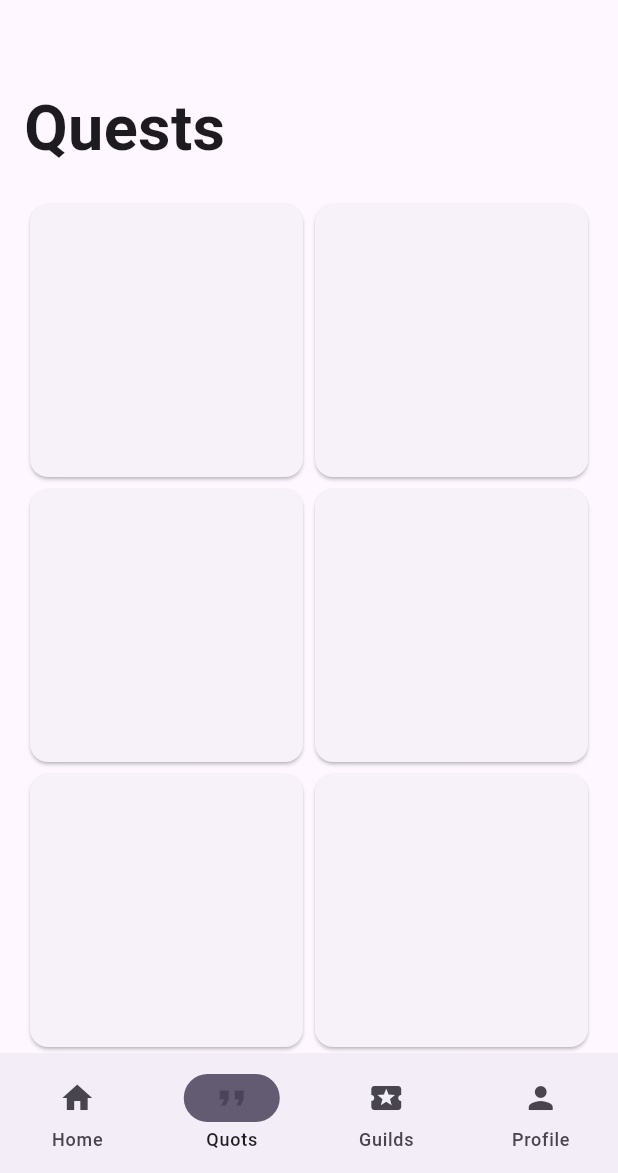
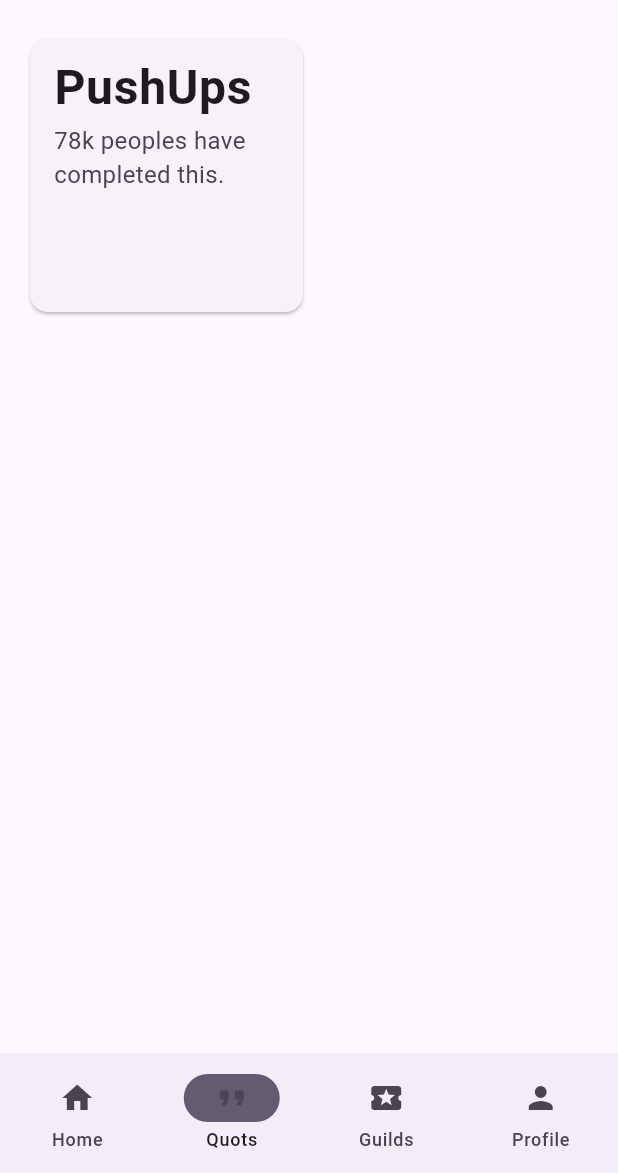
Before and after one commit to dvip1/rewardBasedSocialMedia, a Flutter app: the Wrapper screen opened directly, item 2 of the bottom bar chosen, on a phone screen of 412 x 824 dp, the part 63-1236 px from its top. Run offline on Flutter 3.47's test engine with Material 3 defaults, Android fonts, the phone set to English and light mode, and no system bars; our stand-ins replace file_picker, flutter_expandable_fab, percent_indicator, shared_preferences, video_player; accounts and stored records are empty; network calls fail.

```diff
--- a/client/lib/Components/task.dart
+++ b/client/lib/Components/task.dart
@@ -49,7 +49,7 @@ class _TaskWidgetState extends State<TaskWidget> {
         child: ListTile(
           title: Text(
             widget.name,
-            style: const TextStyle(fontSize: 26, fontWeight: FontWeight.bold),
+            style: const TextStyle(fontSize: 32, fontWeight: FontWeight.bold),
           ),
           subtitle: Text(widget.des, style: const TextStyle(fontSize: 16)),
         ),
--- a/client/lib/pages/profile_page.dart
+++ b/client/lib/pages/profile_page.dart
@@ -1,6 +1,7 @@
 import 'dart:convert';
 
 import 'package:client/Components/profile_post.dart';
+import 'package:client/Components/progressbar.dart';
 import 'package:client/services/shared_pref.dart';
 import 'package:http/http.dart' as http;
 import 'package:flutter/material.dart';
@@ -123,6 +124,10 @@ class _ProfilePageState extends State<ProfilePage> {
                 const SizedBox(
                   height: 18,
                 ),
+                Progressbar(points: body["karmas"]),
+                const SizedBox(
+                  height: 18,
+                ),
                 Row(
                   children: [
                     Expanded(
--- a/client/lib/pages/quotes_page.dart
+++ b/client/lib/pages/quotes_page.dart
@@ -7,35 +7,21 @@ class QuotesPage extends StatelessWidget {
   @override
   Widget build(BuildContext context) {
     return Scaffold(
-      body: SingleChildScrollView(
-        child: Padding(
+      body: Padding(
           padding: const EdgeInsets.only(left: 16, top: 8, right: 16),
-            child: Column(
-              crossAxisAlignment: CrossAxisAlignment.start,
-              children: [
-                const Padding(
-                  padding: EdgeInsets.only(top: 34, bottom: 16),
-                  child: Text(
-                    "Quests",
-                    style: TextStyle(fontSize: 42, fontWeight: FontWeight.bold),
-                  ),
-                ),
-                GridView.builder(
+          child: GridView.builder(
             shrinkWrap: true,
-                  itemCount: 10,
+            itemCount: 1,
             gridDelegate: const SliverGridDelegateWithFixedCrossAxisCount(
                 crossAxisCount: 2),
             itemBuilder: (context, index) {
               return TaskWidget(
                 id: '',
-                      name: '',
-                      des: '',
+                name: 'PushUps',
+                des: '78k peoples have completed this.',
               );
             },
-                )
-              ],
           )),
-      ),
     );
   }
 }
```
Also changed, not shown: client/lib/Components/progressbar.dart (added, +33 -0 lines), client/lib/pages/homepage.dart (+11 -3 lines), client/lib/pages/new_post.dart (+15 -12 lines). Lines whose indentation alone changed are shown as unchanged.
